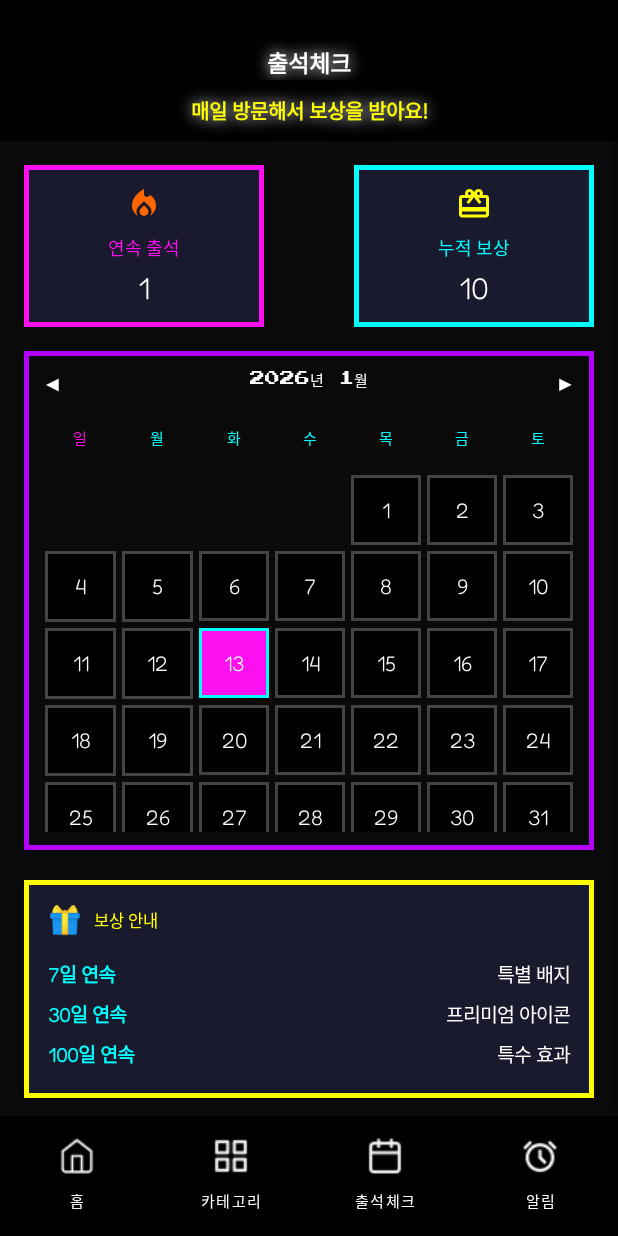
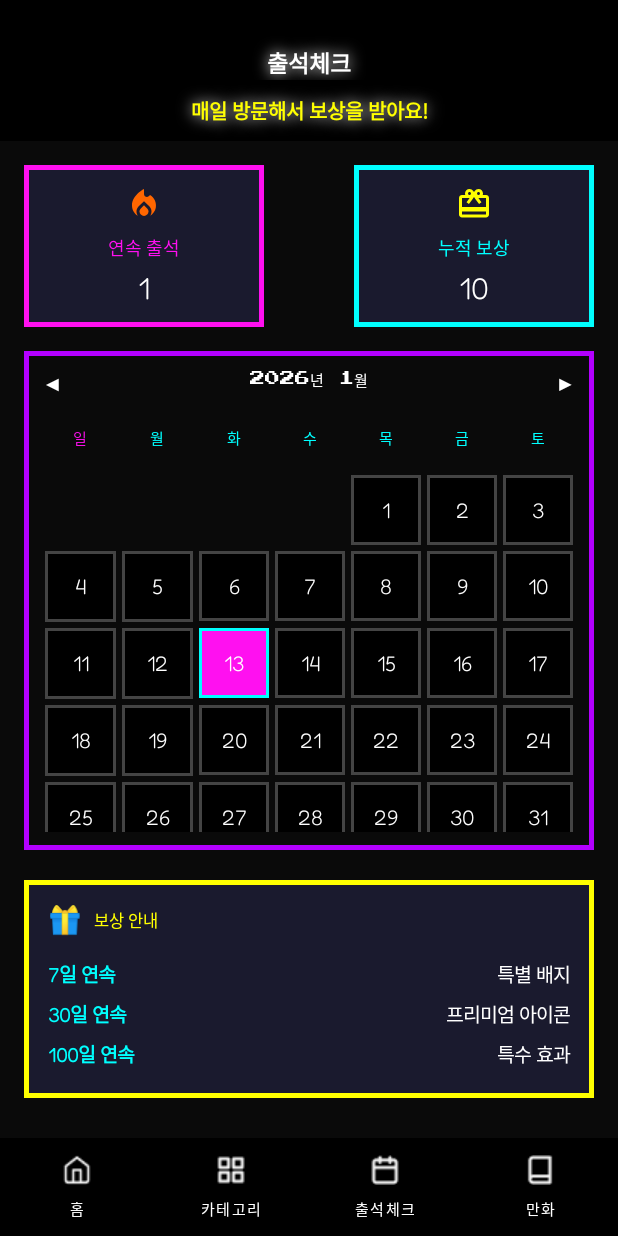
Before and after one commit to junyi04/madcamp-week1, an Android app built with Jetpack Compose: the AttendanceCheckActivity screen opened directly, with no data from a screen before it, on a phone screen of 412 x 824 dp. Run offline under Robolectric (Android 15) with nearby library versions, the light colour scheme and no system bars; Roboto replaces fonts that are not available here.

Commit message:
feat: 하단 네비게이션 바 수정

```diff
--- a/app/src/main/res/layout/activity_attendance_check.xml
+++ b/app/src/main/res/layout/activity_attendance_check.xml
@@ -62,94 +62,6 @@
         android:id="@+id/include_bottom_nav"
         layout="@layout/bottom_nav"
         android:layout_width="match_parent"
-        android:layout_height="80dp"/>
+        android:layout_height="65dp"/>
 
 </LinearLayout>
-
-
-
-    <!--<?xml version="1.0" encoding="utf-8"?>-->
-<!--<androidx.constraintlayout.widget.ConstraintLayout xmlns:android="http://schemas.android.com/apk/res/android"-->
-<!--    xmlns:app="http://schemas.android.com/apk/res-auto"-->
-<!--    xmlns:tools="http://schemas.android.com/tools"-->
-<!--    android:id="@+id/attendance_check"-->
-<!--    android:layout_width="match_parent"-->
-<!--    android:layout_height="match_parent"-->
-<!--    android:padding="25dp"-->
-<!--    android:background="@color/white"-->
-<!--    android:fitsSystemWindows="true"-->
-<!--    tools:context=".AttendanceCheckActivity">-->
-<!--    <TextView-->
-<!--        android:id="@+id/titleText"-->
-<!--        android:layout_width="wrap_content"-->
-<!--        android:layout_height="wrap_content"-->
-<!--        android:text="출석 체크"-->
-<!--        android:textColor="#000"-->
-<!--        android:textSize="20sp"-->
-<!--        android:textStyle="bold"-->
-<!--        app:layout_constraintTop_toTopOf="parent"-->
-<!--        app:layout_constraintStart_toStartOf="parent"-->
-<!--        app:layout_constraintEnd_toEndOf="parent"/>-->
-<!--    <CalendarView-->
-<!--        android:id="@+id/calendarView"-->
-<!--        android:layout_width="wrap_content"-->
-<!--        android:layout_height="wrap_content"-->
-<!--        android:layout_marginTop="20dp"-->
-<!--        android:background="@android:color/white"-->
-<!--        android:theme="@style/Theme.AppCompat.Light"-->
-<!--        app:layout_constraintTop_toBottomOf="@id/titleText"-->
-<!--        app:layout_constraintStart_toStartOf="parent"-->
-<!--        app:layout_constraintEnd_toEndOf="parent"/>-->
-<!--    <TextView-->
-<!--        android:id="@+id/selectedDateText"-->
-<!--        android:layout_width="wrap_content"-->
-<!--        android:layout_height="wrap_content"-->
-<!--        android:text="선택된 날짜: "-->
-<!--        android:textColor="#000"-->
-<!--        android:textSize="16sp"-->
-<!--        android:layout_marginTop="16dp"-->
-<!--        app:layout_constraintTop_toBottomOf="@id/calendarView"-->
-<!--        app:layout_constraintStart_toStartOf="parent"/>-->
-<!--    <TextView-->
-<!--        android:id="@+id/statusText"-->
-<!--        android:layout_width="wrap_content"-->
-<!--        android:layout_height="wrap_content"-->
-<!--        android:text=""-->
-<!--        android:textSize="18sp"-->
-<!--        android:textStyle="bold"-->
-<!--        android:layout_marginTop="8dp"-->
-<!--        app:layout_constraintTop_toBottomOf="@id/selectedDateText"-->
-<!--        app:layout_constraintStart_toStartOf="parent"/>-->
-
-<!--    &lt;!&ndash; 출석 시간 표시 추가 &ndash;&gt;-->
-<!--    <TextView-->
-<!--        android:id="@+id/timeText"-->
-<!--        android:layout_width="wrap_content"-->
-<!--        android:layout_height="wrap_content"-->
-<!--        android:text=""-->
-<!--        android:textSize="14sp"-->
-<!--        android:layout_marginTop="4dp"-->
-<!--        android:visibility="gone"-->
-<!--        app:layout_constraintTop_toBottomOf="@id/statusText"-->
-<!--        app:layout_constraintStart_toStartOf="parent"/>-->
-<!--    <TextView-->
-<!--        android:id="@+id/statsText"-->
-<!--        android:layout_width="wrap_content"-->
-<!--        android:layout_height="wrap_content"-->
-<!--        android:text="총 출석일: 0일"-->
-<!--        android:textColor="#000"-->
-<!--        android:textSize="14sp"-->
-<!--        android:layout_marginTop="16dp"-->
-<!--        app:layout_constraintTop_toBottomOf="@id/timeText"-->
-<!--        app:layout_constraintStart_toStartOf="parent"/>-->
-
-<!--    <include-->
-<!--        android:id="@+id/include_bottom_nav"-->
-<!--        layout="@layout/bottom_nav"-->
-<!--        android:layout_width="0dp"-->
-<!--        android:layout_height="80dp"-->
-<!--        app:layout_constraintBottom_toBottomOf="parent"-->
-<!--        app:layout_constraintStart_toStartOf="parent"-->
-<!--        app:layout_constraintEnd_toEndOf="parent" />-->
-
-<!--</androidx.constraintlayout.widget.ConstraintLayout>-->
--- a/app/src/main/res/layout/activity_categories.xml
+++ b/app/src/main/res/layout/activity_categories.xml
@@ -41,7 +41,7 @@
         android:id="@+id/include_bottom_nav"
         layout="@layout/bottom_nav"
         android:layout_width="0dp"
-        android:layout_height="80dp"
+        android:layout_height="65dp"
         app:layout_constraintBottom_toBottomOf="parent"
         app:layout_constraintStart_toStartOf="parent"
         app:layout_constraintEnd_toEndOf="parent" />
--- a/app/src/main/res/layout/activity_comic.xml
+++ b/app/src/main/res/layout/activity_comic.xml
@@ -11,7 +11,7 @@
     <TextView
         android:layout_width="wrap_content"
         android:layout_height="wrap_content"
-        android:text="Alarm Screen"
+        android:text="Comic Screen"
         app:layout_constraintBottom_toBottomOf="parent"
         app:layout_constraintEnd_toEndOf="parent"
         app:layout_constraintStart_toStartOf="parent"
@@ -21,7 +21,7 @@
         android:id="@+id/include_bottom_nav"
         layout="@layout/bottom_nav"
         android:layout_width="0dp"
-        android:layout_height="80dp"
+        android:layout_height="65dp"
         app:layout_constraintBottom_toBottomOf="parent"
         app:layout_constraintStart_toStartOf="parent"
         app:layout_constraintEnd_toEndOf="parent" />
--- a/app/src/main/res/layout/activity_main.xml
+++ b/app/src/main/res/layout/activity_main.xml
@@ -20,7 +20,7 @@
         android:id="@+id/include_bottom_nav"
         layout="@layout/bottom_nav"
         android:layout_width="0dp"
-        android:layout_height="80dp"
+        android:layout_height="65dp"
         app:layout_constraintBottom_toBottomOf="parent"
         app:layout_constraintStart_toStartOf="parent"
         app:layout_constraintEnd_toEndOf="parent" />
--- a/app/src/main/res/layout/bottom_nav.xml
+++ b/app/src/main/res/layout/bottom_nav.xml
@@ -2,7 +2,7 @@
 <LinearLayout xmlns:android="http://schemas.android.com/apk/res/android"
     android:id="@+id/bottom_nav"
     android:layout_width="match_parent"
-    android:layout_height="75dp"
+    android:layout_height="65dp"
     android:orientation="horizontal"
     android:gravity="center">
 
@@ -14,7 +14,7 @@
         android:layout_weight="1"
         android:background="@android:color/transparent"
         android:gravity="center"
-        android:paddingVertical="8dp"
+        android:paddingVertical="5dp"
         android:drawableTop="@drawable/ic_home"
         android:drawablePadding="6dp"
         android:text="홈"
@@ -29,7 +29,7 @@
         android:layout_weight="1"
         android:background="@android:color/transparent"
         android:gravity="center"
-        android:paddingVertical="8dp"
+        android:paddingVertical="5dp"
         android:drawableTop="@drawable/ic_category"
         android:drawablePadding="6dp"
         android:text="카테고리"
@@ -44,7 +44,7 @@
         android:layout_weight="1"
         android:background="@android:color/transparent"
         android:gravity="center"
-        android:paddingVertical="8dp"
+        android:paddingVertical="5dp"
         android:drawableTop="@drawable/ic_calendar"
         android:drawablePadding="6dp"
         android:text="출석체크"
@@ -59,10 +59,10 @@
         android:layout_weight="1"
         android:background="@android:color/transparent"
         android:gravity="center"
-        android:paddingVertical="8dp"
-        android:drawableTop="@drawable/ic_alarm"
+        android:paddingVertical="5dp"
+        android:drawableTop="@drawable/ic_comic"
         android:drawablePadding="6dp"
-        android:text="알림"
+        android:text="만화"
         android:textSize="10sp"
         android:textColor="#FFFFFF" />
 
```
Also changed, not shown: app/src/main/res/drawable/ic_alarm.png (deleted), app/src/main/res/drawable/ic_calendar.png, app/src/main/res/drawable/ic_category.png, app/src/main/res/drawable/ic_comic.png (added), app/src/main/res/drawable/ic_home.png.
